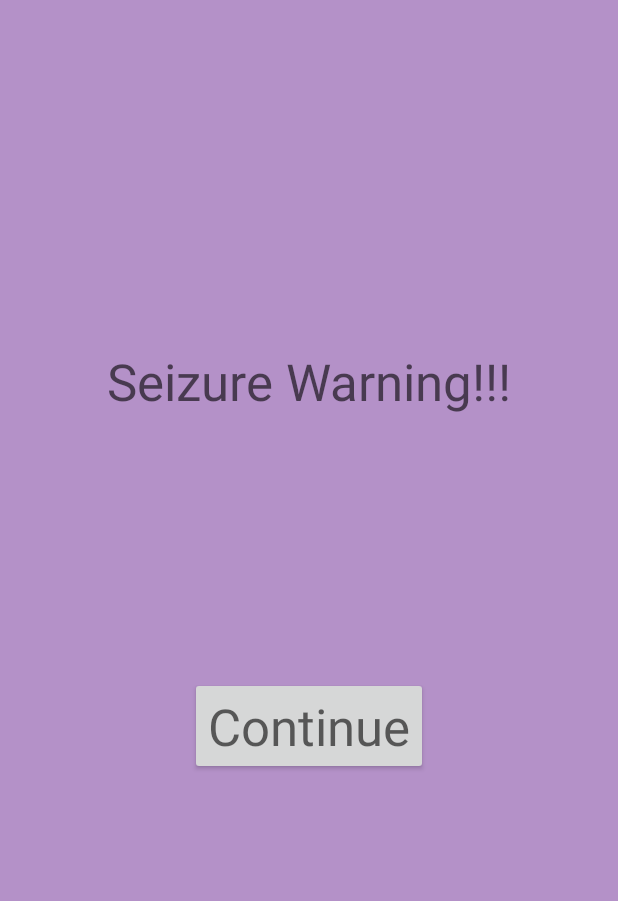
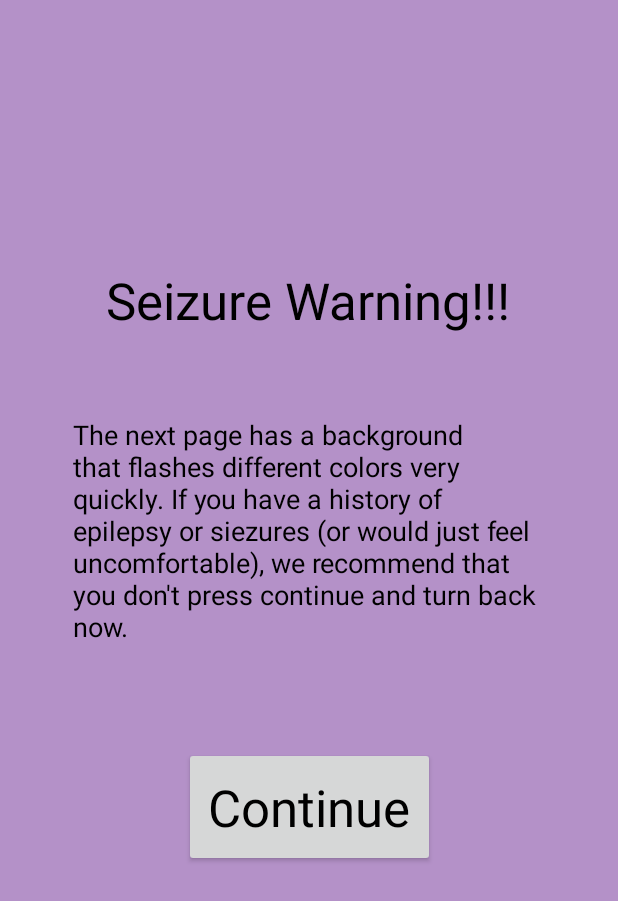
Before and after one commit to ZADAWI123/CMSC-355-APP-Group-D, an Android app: the WarningActivity screen opened directly, with no data from a screen before it, on a phone screen of 412 x 824 dp. Shown: the top 901 px of the screen. Run offline under Robolectric (Android 15) with nearby library versions, the phone set to English and light mode, and no system bars.

Commit message:
Slightly changed warning message
Also this is to test if the gradle build still fails

```diff
--- a/app/src/main/res/layout/activity_pic_display.xml
+++ b/app/src/main/res/layout/activity_pic_display.xml
@@ -11,6 +11,8 @@
         android:layout_width="wrap_content"
         android:layout_height="wrap_content"
         android:text="exercise page"
-        tools:layout_editor_absoluteX="177dp"
-        tools:layout_editor_absoluteY="329dp" />
+        app:layout_constraintBottom_toBottomOf="parent"
+        app:layout_constraintEnd_toEndOf="parent"
+        app:layout_constraintStart_toStartOf="parent"
+        app:layout_constraintTop_toTopOf="parent" />
 </androidx.constraintlayout.widget.ConstraintLayout>
--- a/app/src/main/res/layout/activity_warning.xml
+++ b/app/src/main/res/layout/activity_warning.xml
@@ -9,35 +9,43 @@
 
     <Button
         android:id="@+id/conBtn"
-        android:layout_width="wrap_content"
-        android:layout_height="wrap_content"
-        android:layout_marginStart="150dp"
-        android:layout_marginLeft="150dp"
-        android:layout_marginTop="413dp"
-        android:layout_marginEnd="150dp"
-        android:layout_marginRight="150dp"
-        android:layout_marginBottom="270dp"
+        android:layout_width="167dp"
+        android:layout_height="80dp"
         android:text="Continue"
         android:textAppearance="@style/TextAppearance.AppCompat.Display1"
+        android:textColor="#000000"
         app:layout_constraintBottom_toBottomOf="parent"
         app:layout_constraintEnd_toEndOf="parent"
         app:layout_constraintStart_toStartOf="parent"
-        app:layout_constraintTop_toTopOf="parent" />
+        app:layout_constraintTop_toTopOf="parent"
+        app:layout_constraintVertical_bias="0.669" />
 
     <TextView
         android:id="@+id/textView36"
         android:layout_width="wrap_content"
         android:layout_height="wrap_content"
-        android:layout_marginStart="150dp"
-        android:layout_marginLeft="150dp"
-        android:layout_marginTop="221dp"
-        android:layout_marginEnd="150dp"
-        android:layout_marginRight="150dp"
         android:layout_marginBottom="165dp"
         android:text="Seizure Warning!!!"
         android:textAppearance="@style/TextAppearance.AppCompat.Display1"
-        app:layout_constraintBottom_toTopOf="@+id/conBtn"
+        android:textColor="#000000"
+        app:layout_constraintBottom_toBottomOf="parent"
         app:layout_constraintEnd_toEndOf="parent"
+        app:layout_constraintHorizontal_bias="0.496"
         app:layout_constraintStart_toStartOf="parent"
-        app:layout_constraintTop_toTopOf="parent" />
+        app:layout_constraintTop_toTopOf="parent"
+        app:layout_constraintVertical_bias="0.289" />
+
+    <TextView
+        android:id="@+id/textView38"
+        android:layout_width="314dp"
+        android:layout_height="176dp"
+        android:text="The next page has a background that flashes different colors very quickly. If you have a history of epilepsy or siezures (or would just feel uncomfortable), we recommend that you don't press continue and turn back now."
+        android:textColor="#000000"
+        android:textSize="18sp"
+        app:layout_constraintBottom_toBottomOf="parent"
+        app:layout_constraintEnd_toEndOf="parent"
+        app:layout_constraintHorizontal_bias="0.494"
+        app:layout_constraintStart_toStartOf="parent"
+        app:layout_constraintTop_toTopOf="parent"
+        app:layout_constraintVertical_bias="0.428" />
 </androidx.constraintlayout.widget.ConstraintLayout>
```
